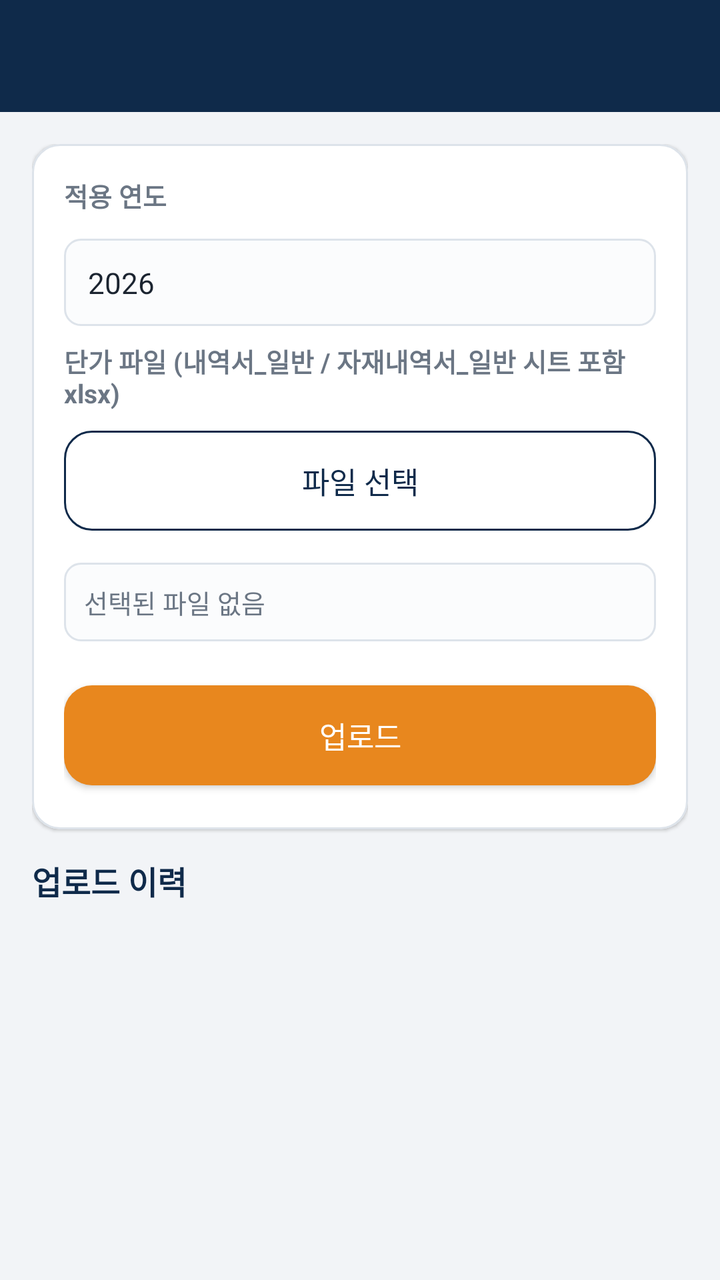
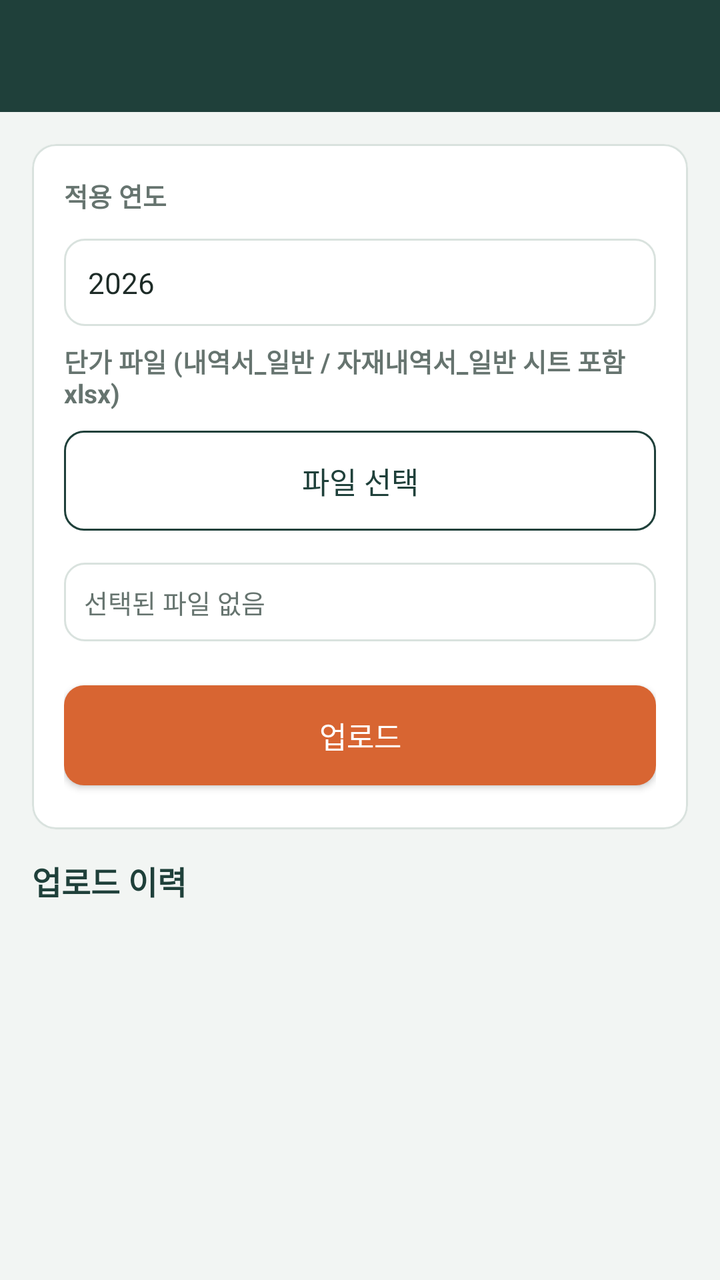

Before-and-after screenshots of an Android layout around one commit, followed by the original layout XML and the change that was made.
<!-- AndroidManifest.xml: activity theme Theme.Jijang -->
<!-- res/layout/activity_price_upload.xml -->
<?xml version="1.0" encoding="utf-8"?>
<LinearLayout xmlns:android="http://schemas.android.com/apk/res/android"
    xmlns:app="http://schemas.android.com/apk/res-auto"
    android:layout_width="match_parent"
    android:layout_height="match_parent"
    android:orientation="vertical"
    android:background="@color/background">

    <androidx.appcompat.widget.Toolbar
        android:id="@+id/toolbar"
        android:layout_width="match_parent"
        android:layout_height="?attr/actionBarSize"
        android:background="@color/primary"
        android:title="단가표 업로드"
        android:titleTextColor="@color/on_primary" />

    <ScrollView
        android:layout_width="match_parent"
        android:layout_height="0dp"
        android:layout_weight="1">

        <LinearLayout
            android:layout_width="match_parent"
            android:layout_height="wrap_content"
            android:orientation="vertical"
            android:padding="16dp">

            <com.google.android.material.card.MaterialCardView
                android:layout_width="match_parent"
                android:layout_height="wrap_content"
                android:layout_marginBottom="14dp"
                app:cardCornerRadius="14dp"
                app:cardElevation="1dp"
                app:strokeColor="@color/line"
                app:strokeWidth="1dp">

                <LinearLayout
                    android:layout_width="match_parent"
                    android:layout_height="wrap_content"
                    android:orientation="vertical"
                    android:padding="16dp">

                    <TextView style="@style/SubHeader" android:layout_marginTop="0dp" android:text="적용 연도" />
                    <EditText
                        android:id="@+id/editEffectiveYear"
                        style="@style/Widget.Jijang.EditText"
                        android:layout_width="match_parent"
                        android:layout_height="wrap_content"
                        android:inputType="number"
                        android:text="2026" />

                    <TextView style="@style/SubHeader" android:text="단가 파일 (내역서_일반 / 자재내역서_일반 시트 포함 xlsx)" />

                    <com.google.android.material.button.MaterialButton
                        android:id="@+id/buttonPickFile"
                        style="@style/Widget.Jijang.Button.Outlined"
                        android:layout_width="match_parent"
                        android:layout_height="wrap_content"
                        android:text="파일 선택" />

                    <TextView
                        android:id="@+id/textSelectedFile"
                        android:layout_width="match_parent"
                        android:layout_height="wrap_content"
                        android:layout_marginTop="10dp"
                        android:background="@drawable/bg_input_field"
                        android:text="선택된 파일 없음"
                        android:textColor="@color/text_secondary"
                        android:textSize="13sp" />

                    <com.google.android.material.button.MaterialButton
                        android:id="@+id/buttonUpload"
                        android:layout_width="match_parent"
                        android:layout_height="wrap_content"
                        android:layout_marginTop="16dp"
                        android:text="업로드" />
                </LinearLayout>
            </com.google.android.material.card.MaterialCardView>

            <TextView style="@style/SectionHeader" android:layout_marginTop="0dp" android:text="업로드 이력" />
            <LinearLayout
                android:id="@+id/containerHistory"
                android:layout_width="match_parent"
                android:layout_height="wrap_content"
                android:orientation="vertical" />

        </LinearLayout>
    </ScrollView>
</LinearLayout>
<!-- resources referenced by this layout -->
<resources>
  <color name="background">#F2F4F7</color>
  <color name="line">#DDE3EA</color>
  <color name="on_primary">#FFFFFF</color>
  <color name="primary">#0F2A4A</color>
  <color name="text_secondary">#6B7684</color>
  <!-- drawable bg_input_field (drawable) -->
  <?xml version="1.0" encoding="utf-8"?>
  <shape xmlns:android="http://schemas.android.com/apk/res/android">
      <solid android:color="#FBFCFD" />
      <corners android:radius="8dp" />
      <stroke android:width="1dp" android:color="@color/line" />
      <padding android:left="10dp" android:top="10dp" android:right="10dp" android:bottom="10dp" />
  </shape>
  <style name="SectionHeader">
          <item name="android:layout_width">match_parent</item>
          <item name="android:layout_height">wrap_content</item>
          <item name="android:layout_marginTop">20dp</item>
          <item name="android:layout_marginBottom">8dp</item>
          <item name="android:textColor">@color/primary</item>
          <item name="android:textSize">16sp</item>
          <item name="android:textStyle">bold</item>
      </style>
  <style name="SubHeader">
          <item name="android:layout_width">match_parent</item>
          <item name="android:layout_height">wrap_content</item>
          <item name="android:layout_marginTop">8dp</item>
          <item name="android:layout_marginBottom">4dp</item>
          <item name="android:textColor">@color/text_secondary</item>
          <item name="android:textSize">13sp</item>
          <item name="android:textStyle">bold</item>
      </style>
  <style name="Widget.Jijang.EditText" parent="android:Widget.EditText">
          <item name="android:background">@drawable/bg_input_field</item>
          <item name="android:padding">12dp</item>
          <item name="android:textColor">@color/text_primary</item>
          <item name="android:textColorHint">@color/text_secondary</item>
          <item name="android:textSize">14.5sp</item>
          <item name="android:layout_marginTop">8dp</item>
      </style>
  <style name="Theme.Jijang" parent="Theme.MaterialComponents.DayNight.NoActionBar">
          <item name="colorPrimary">@color/primary</item>
          <item name="colorPrimaryDark">@color/primary_dark</item>
          <item name="colorOnPrimary">@color/on_primary</item>
          <item name="colorSecondary">@color/accent</item>
          <item name="colorOnSecondary">@color/on_accent</item>
          <item name="android:windowBackground">@color/background</item>
  
          
          <item name="shapeAppearanceSmallComponent">@style/ShapeAppearance.Jijang.SmallComponent</item>
  
          <item name="materialButtonStyle">@style/Widget.Jijang.Button</item>
          <item name="materialButtonOutlinedStyle">@style/Widget.Jijang.Button.Outlined</item>
          <item name="borderlessButtonStyle">@style/Widget.Jijang.Button.Text</item>
      </style>
  <color name="text_primary">#1B2430</color>
  <color name="primary_dark">#081A30</color>
  <color name="accent">#E8871E</color>
  <color name="on_accent">#FFFFFF</color>
  <style name="ShapeAppearance.Jijang.SmallComponent" parent="ShapeAppearance.MaterialComponents.SmallComponent">
          <item name="cornerSize">14dp</item>
      </style>
  <style name="Widget.Jijang.Button.Text" parent="Widget.MaterialComponents.Button.TextButton">
          <item name="android:textColor">@color/accent_dark</item>
          <item name="android:textAllCaps">false</item>
          <item name="android:letterSpacing">0</item>
      </style>
  <color name="accent_dark">#C96F0F</color>
  <!-- unchanged entries left out for length: 2 -->
</resources>

<!-- the commit's change to res/layout/activity_price_upload.xml (unified diff, before → after) -->
@@ -29,8 +29,8 @@
                 android:layout_width="match_parent"
                 android:layout_height="wrap_content"
                 android:layout_marginBottom="14dp"
-                app:cardCornerRadius="14dp"
-                app:cardElevation="1dp"
+                app:cardCornerRadius="@dimen/card_radius"
+                app:cardElevation="@dimen/card_elevation"
                 app:strokeColor="@color/line"
                 app:strokeWidth="1dp">
 
<!-- resource entries referenced after the edit -->
@@ -1,15 +1,17 @@
 <!-- resources referenced by this layout -->
 <resources>
-  <color name="background">#F2F4F7</color>
-  <color name="line">#DDE3EA</color>
+  <color name="background">#F2F5F3</color>
+  <color name="line">#D9E2DE</color>
   <color name="on_primary">#FFFFFF</color>
-  <color name="primary">#0F2A4A</color>
-  <color name="text_secondary">#6B7684</color>
+  <color name="primary">#1F403A</color>
+  <color name="text_secondary">#66746F</color>
+  <dimen name="card_elevation">1dp</dimen>
+  <dimen name="card_radius">12dp</dimen>
   <!-- drawable bg_input_field (drawable) -->
   <?xml version="1.0" encoding="utf-8"?>
   <shape xmlns:android="http://schemas.android.com/apk/res/android">
-      <solid android:color="#FBFCFD" />
-      <corners android:radius="8dp" />
+      <solid android:color="@color/surface" />
+      <corners android:radius="@dimen/field_radius" />
       <stroke android:width="1dp" android:color="@color/line" />
       <padding android:left="10dp" android:top="10dp" android:right="10dp" android:bottom="10dp" />
   </shape>
@@ -45,6 +47,7 @@
           <item name="colorOnPrimary">@color/on_primary</item>
           <item name="colorSecondary">@color/accent</item>
           <item name="colorOnSecondary">@color/on_accent</item>
+          <item name="android:colorAccent">@color/accent</item>
           <item name="android:windowBackground">@color/background</item>
   
           
@@ -54,19 +57,21 @@
           <item name="materialButtonOutlinedStyle">@style/Widget.Jijang.Button.Outlined</item>
           <item name="borderlessButtonStyle">@style/Widget.Jijang.Button.Text</item>
       </style>
-  <color name="text_primary">#1B2430</color>
-  <color name="primary_dark">#081A30</color>
-  <color name="accent">#E8871E</color>
+  <color name="surface">#FFFFFF</color>
+  <dimen name="field_radius">10dp</dimen>
+  <color name="text_primary">#1D2B27</color>
+  <color name="primary_dark">#102C27</color>
+  <color name="accent">#D86532</color>
   <color name="on_accent">#FFFFFF</color>
   <style name="ShapeAppearance.Jijang.SmallComponent" parent="ShapeAppearance.MaterialComponents.SmallComponent">
-          <item name="cornerSize">14dp</item>
+          <item name="cornerSize">10dp</item>
       </style>
   <style name="Widget.Jijang.Button.Text" parent="Widget.MaterialComponents.Button.TextButton">
           <item name="android:textColor">@color/accent_dark</item>
           <item name="android:textAllCaps">false</item>
           <item name="android:letterSpacing">0</item>
       </style>
-  <color name="accent_dark">#C96F0F</color>
+  <color name="accent_dark">#B94925</color>
   <!-- unchanged entries left out for length: 2 -->
 </resources>
 
